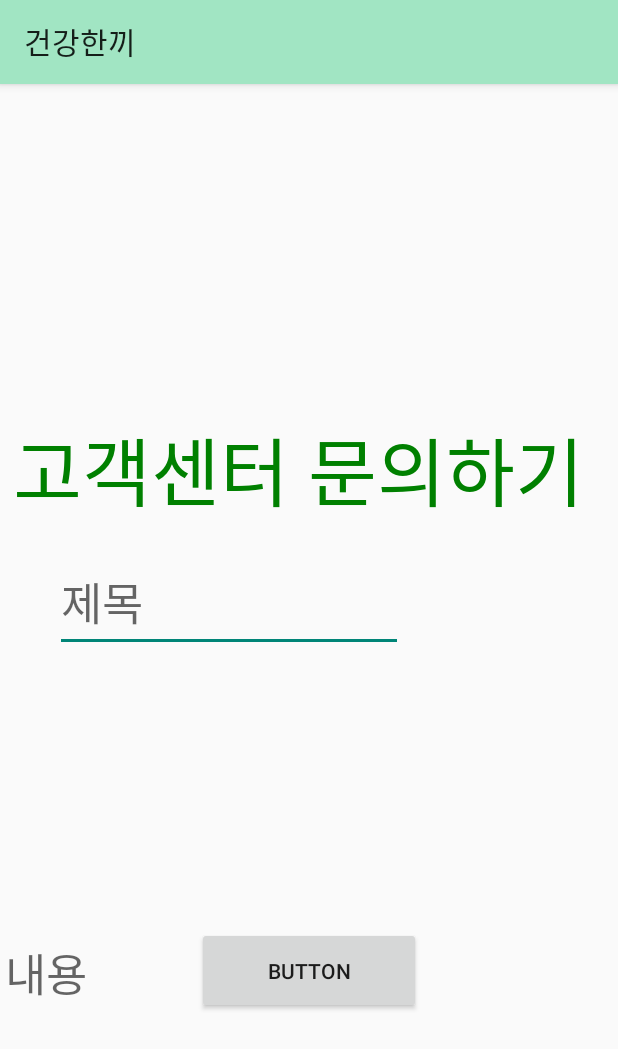
After one commit to mj-88/capstone1_project, an Android app: the UserServiceActivity screen opened directly, with no data from a screen before it, on a phone screen of 412 x 824 dp. The commit adds this screen. Shown: the top 1049 px of the screen. Run offline under Robolectric (Android 15) with nearby library versions, the phone set to English and light mode, and no system bars.

Commit message:
0413_commit

```diff
--- a/main/app/src/main/AndroidManifest.xml
+++ b/main/app/src/main/AndroidManifest.xml
@@ -12,6 +12,12 @@
         android:theme="@style/Theme.MyApplication"
         android:usesCleartextTraffic="true"
         tools:targetApi="31">
+        <activity
+            android:name=".UserServiceActivity"
+            android:exported="false" />
+        <activity
+            android:name=".ProfileDetailActivity"
+            android:exported="false" />
         <activity
             android:name=".SecessionActivity"
             android:exported="false" />
--- /dev/null
+++ b/main/app/src/main/java/com/team1/myapplication/UserServiceActivity.java
@@ -0,0 +1,14 @@
+package com.team1.myapplication;
+
+import androidx.appcompat.app.AppCompatActivity;
+
+import android.os.Bundle;
+
+public class UserServiceActivity extends AppCompatActivity {
+
+    @Override
+    protected void onCreate(Bundle savedInstanceState) {
+        super.onCreate(savedInstanceState);
+        setContentView(R.layout.activity_user_service);
+    }
+}
--- a/main/app/src/main/res/layout/activity_findpwd.xml
+++ b/main/app/src/main/res/layout/activity_findpwd.xml
@@ -43,7 +43,7 @@
         android:textSize="50sp"
         app:layout_constraintBottom_toTopOf="@+id/find_email"
         app:layout_constraintEnd_toEndOf="parent"
-        app:layout_constraintHorizontal_bias="0.233"
+        app:layout_constraintHorizontal_bias="0.242"
         app:layout_constraintStart_toStartOf="parent"
         app:layout_constraintTop_toTopOf="parent"
         app:layout_constraintVertical_bias="0.898" />
--- /dev/null
+++ b/main/app/src/main/res/layout/activity_user_service.xml
@@ -0,0 +1,61 @@
+<?xml version="1.0" encoding="utf-8"?>
+<androidx.constraintlayout.widget.ConstraintLayout xmlns:android="http://schemas.android.com/apk/res/android"
+    xmlns:app="http://schemas.android.com/apk/res-auto"
+    xmlns:tools="http://schemas.android.com/tools"
+    android:layout_width="match_parent"
+    android:layout_height="match_parent"
+    tools:context=".UserServiceActivity">
+
+    <TextView
+        android:id="@+id/textView1"
+        android:layout_width="wrap_content"
+        android:layout_height="wrap_content"
+        android:layout_marginTop="220dp"
+        android:fontFamily="@font/font01"
+        android:text="고객센터 문의하기"
+        android:textColor="#008000"
+        android:textSize="50sp"
+        app:layout_constraintEnd_toEndOf="parent"
+        app:layout_constraintHorizontal_bias="0.281"
+        app:layout_constraintStart_toStartOf="parent"
+        app:layout_constraintTop_toTopOf="parent" />
+
+    <EditText
+        android:id="@+id/editTextTextPersonName"
+        android:layout_width="232dp"
+        android:layout_height="59dp"
+        android:layout_marginTop="25dp"
+        android:ems="10"
+        android:hint="제목"
+        android:inputType="textPersonName"
+        android:textSize="30sp"
+        app:layout_constraintEnd_toEndOf="parent"
+        app:layout_constraintHorizontal_bias="0.204"
+        app:layout_constraintStart_toStartOf="parent"
+        app:layout_constraintTop_toBottomOf="@+id/textView1" />
+
+    <EditText
+        android:id="@+id/textView4"
+        android:layout_width="415dp"
+        android:layout_height="481dp"
+        android:layout_marginTop="16dp"
+        android:hint="내용"
+        android:textSize="30sp"
+        app:layout_constraintBottom_toTopOf="@+id/button4"
+        app:layout_constraintEnd_toEndOf="parent"
+        app:layout_constraintHorizontal_bias="0.504"
+        app:layout_constraintStart_toStartOf="parent"
+        app:layout_constraintTop_toBottomOf="@+id/editTextTextPersonName"
+        app:layout_constraintVertical_bias="0.134" />
+
+    <Button
+        android:id="@+id/button4"
+        android:layout_width="149dp"
+        android:layout_height="58dp"
+        android:layout_marginBottom="148dp"
+        android:text="Button"
+        app:layout_constraintBottom_toBottomOf="parent"
+        app:layout_constraintEnd_toEndOf="parent"
+        app:layout_constraintStart_toStartOf="parent" />
+
+</androidx.constraintlayout.widget.ConstraintLayout>
```
Also changed, not shown: main/app/src/main/java/com/team1/myapplication/ProfileActivity.java (+23 -0 lines), main/app/src/main/java/com/team1/myapplication/ProfileDetailActivity.java (added, +14 -0 lines), main/app/src/main/res/layout/activity_profile_detail.xml (added, +9 -0 lines).
